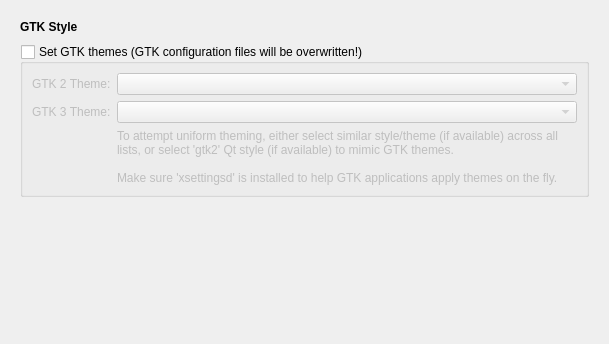
Above: lxqt-config-appearance/gtkconfig.ui from lxqt/lxqt-config before the change. Below: the same form after it.
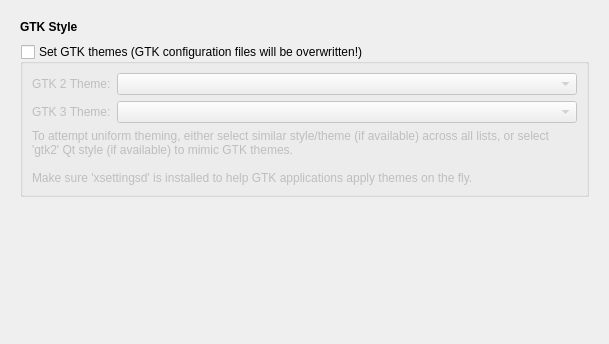
That is the form after the change.

Commit message: Move information label out of QFormLayout

Patch:
```diff
--- a/lxqt-config-appearance/gtkconfig.ui
+++ b/lxqt-config-appearance/gtkconfig.ui
@@ -97,7 +97,9 @@
             <item row="2" column="1">
              <widget class="QComboBox" name="gtk3ComboBox"/>
             </item>
-            <item row="3" column="1">
+           </layout>
+          </item>
+          <item>
              <widget class="QLabel" name="uniformThemeLabel">
               <property name="text">
                <string>To attempt uniform theming, either select similar style/theme (if available) across all lists, or select 'gtk2' Qt style (if available) to mimic GTK themes.
@@ -108,8 +110,6 @@
                <bool>true</bool>
               </property>
              </widget>
-            </item>
-           </layout>
           </item>
          </layout>
         </widget>
```
Lines whose indentation alone changed are shown as unchanged.
